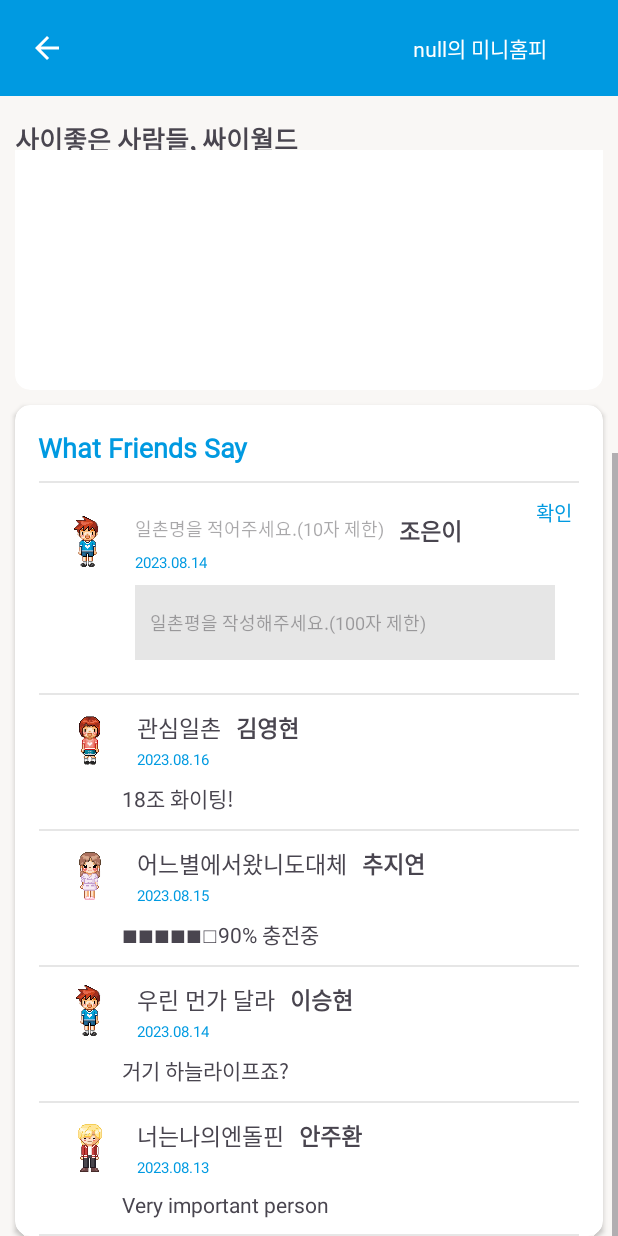
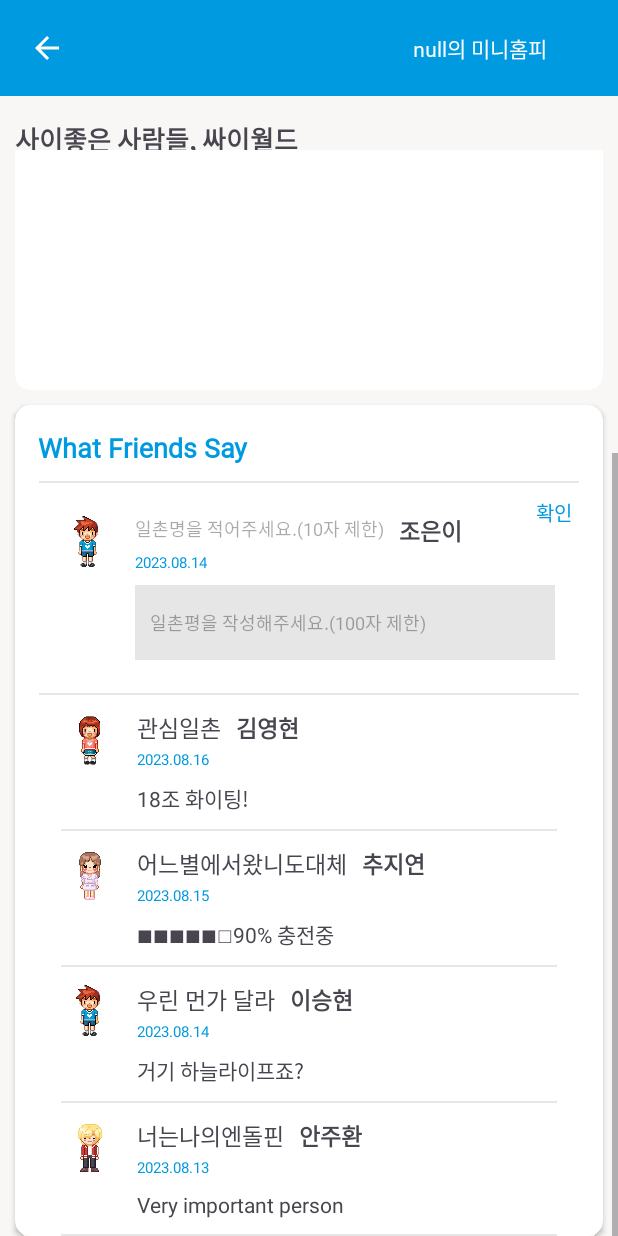
Before and after one commit to AgileCatch/nbcamp18, an Android app: the DetailPage screen opened directly, with no data from a screen before it, scrolled down 280 dp, on a phone screen of 412 x 824 dp. Run offline under Robolectric (Android 15) with nearby library versions, the phone set to English and light mode, and no system bars.

Commit message:
[FEAT] : ⚙️
댓글 추가기능 구현완료

```diff
--- a/app/build.gradle
+++ b/app/build.gradle
@@ -50,4 +50,6 @@ dependencies {
     androidTestImplementation 'androidx.test.espresso:espresso-core:3.5.1'
     implementation "androidx.cardview:cardview:1.0.0"
     implementation 'androidx.recyclerview:recyclerview:1.2.1' // 최신 버전 확인 필요
+    implementation "androidx.lifecycle:lifecycle-viewmodel:2.3.1"
+
 }
--- a/app/src/main/res/layout/item_comment_recycler.xml
+++ b/app/src/main/res/layout/item_comment_recycler.xml
@@ -71,15 +71,13 @@
             android:layout_width="300dp"
             android:layout_height="wrap_content"
             android:layout_marginTop="8dp"
-            android:layout_marginEnd="15dp"
             android:text="잘지내냐 지나가다가 발자국 남긴다..."
-            app:layout_constraintEnd_toEndOf="parent"
             app:layout_constraintStart_toStartOf="@+id/datetime"
             app:layout_constraintTop_toBottomOf="@+id/datetime" />
 
         <View
             android:id="@+id/view2"
-            android:layout_width="360dp"
+            android:layout_width="match_parent"
             android:layout_height="1dp"
             android:layout_marginStart="15dp"
             android:layout_marginTop="10dp"
@@ -90,6 +88,7 @@
             app:layout_constraintTop_toBottomOf="@+id/lv_comment" />
 
 
+
     </androidx.constraintlayout.widget.ConstraintLayout>
 
 </androidx.constraintlayout.widget.ConstraintLayout>
```
Also changed, not shown: app/src/main/java/com/example/instagram/Data/CommentViewModel.kt (added, +7 -0 lines), app/src/main/java/com/example/instagram/DetailPage.kt (+58 -4 lines).
